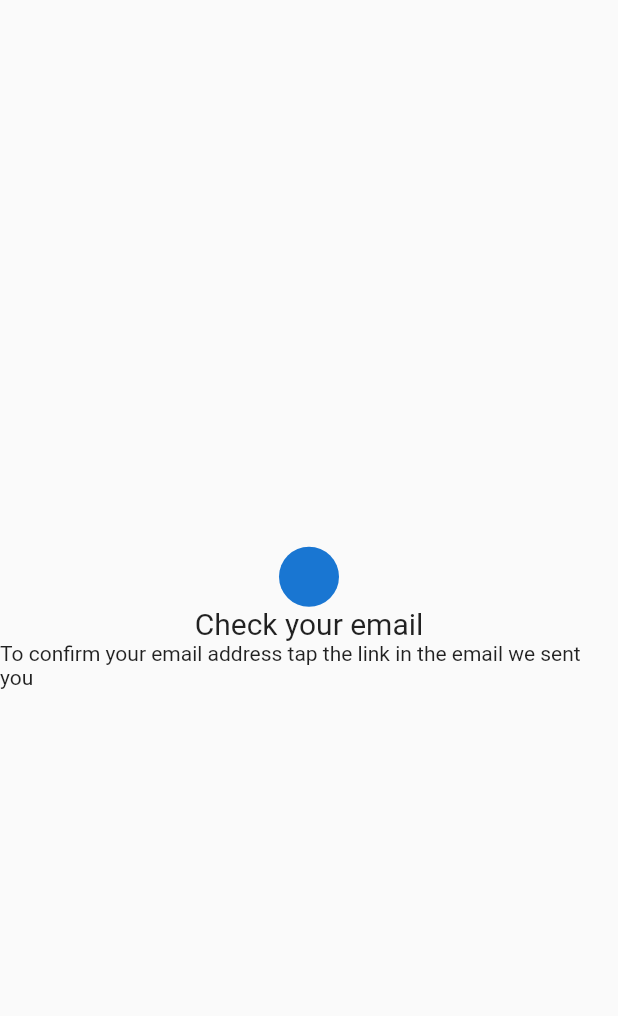
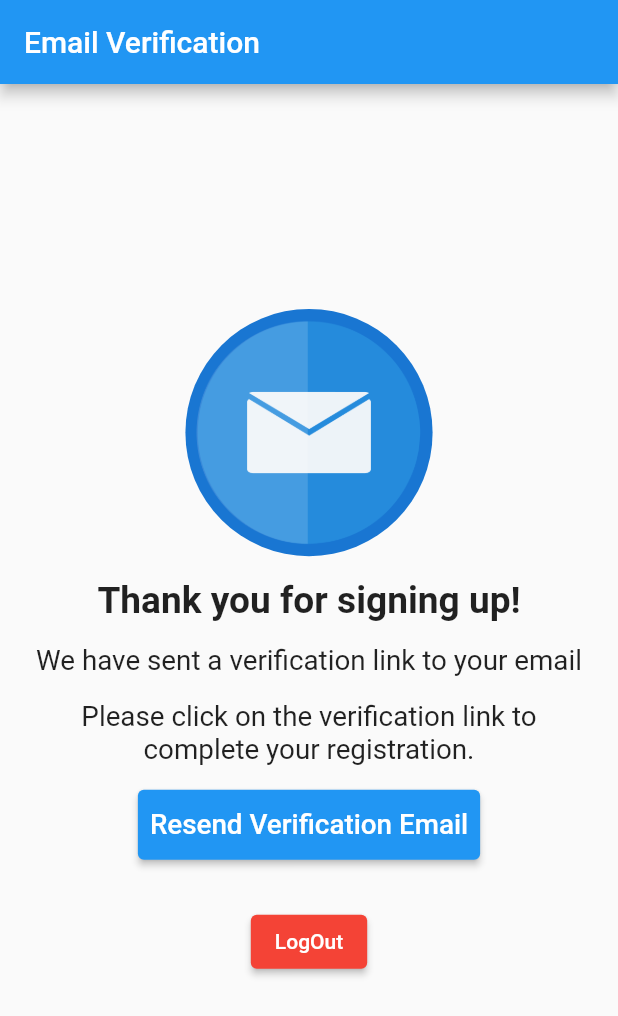
Before and after one commit to RohanSengupta326/BugTracker, a Flutter app: what emailVerificatonPage() shows on an empty page, opened directly, on a phone screen of 412 x 824 dp. Shown: the top 1016 px of the screen. Run offline on Flutter 3.47's test engine with Material 2 defaults, Android fonts, the phone set to English and light mode, and no system bars; our stand-ins replace cloud_firestore, device_preview, firebase_auth, firebase_core, firebase_storage, font_awesome_flutter and 4 more; missing offline and left inert: android_intent_plus, device_apps; accounts and stored records are empty.

Commit message:
email verification : done

```diff
--- a/lib/views/pages/homepage/homepage.dart
+++ b/lib/views/pages/homepage/homepage.dart
@@ -1,3 +1,6 @@
+import 'dart:async';
+import 'dart:developer';
+
 import 'package:bug_tracker/consts/const_colors/constColors.dart';
 import 'package:bug_tracker/consts/const_values/ConstValues.dart';
 import 'package:bug_tracker/controllers/authUserController/authUserController.dart';
@@ -8,9 +11,12 @@ import 'package:bug_tracker/utils/appdrawer/appdrawer.dart';
 import 'package:bug_tracker/utils/project_list_viewer/project_list_viewer.dart';
 import 'package:bug_tracker/views/dialogs/dialogs.dart';
 import 'package:bug_tracker/views/pages/NewProjectForm/newProjectFormPage.dart';
+import 'package:firebase_auth/firebase_auth.dart';
 
 import 'package:flutter/material.dart';
 import 'package:get/get.dart';
+
+double responsiveFontSize = Get.width * 0.04;
 
 class HomePage extends StatefulWidget {
   @override
@@ -21,6 +27,7 @@ class _HomePageState extends State<HomePage> {
   final projectController = Get.put(ProjectsController());
   final fetchAllUserController = Get.put(AuthUserController());
   RxBool isEmailVerified = false.obs;
+  Timer? timer;
 
   Future<void> fetchDetails() async {
     projectController.fetchProject();
@@ -30,13 +37,42 @@ class _HomePageState extends State<HomePage> {
 
   @override
   void initState() {
+    isEmailVerified.value = FirebaseAuth.instance.currentUser!.emailVerified;
+    log(isEmailVerified.value.toString());
+
+    if (!isEmailVerified.value) {
+      fetchAllUserController.sendVerificationMail().catchError((error) {
+        Get.snackbar('Oops!', error, duration: Duration(seconds: 3));
+      });
+
+      timer = Timer.periodic(
+        Duration(seconds: 3),
+        (timer) async {
+          isEmailVerified.value =
+              await fetchAllUserController.checkEmailVerified();
+          if (isEmailVerified.value) timer.cancel();
+        },
+      );
+    }
+
     fetchDetails();
     super.initState();
   }
 
   @override
+  void dispose() {
+    timer?.cancel();
+
+    super.dispose();
+  }
+
+  @override
   Widget build(BuildContext context) {
-    return /* !isEmailVerified.value ? emailVerificatonPage() :  */ homePage();
+    return Obx(() {
+      return !isEmailVerified.value
+          ? emailVerificatonPage(fetchAllUserController)
+          : homePage();
+    });
   }
 
   Scaffold homePage() {
@@ -118,24 +154,75 @@ class _HomePageState extends State<HomePage> {
   }
 }
 
-Scaffold emailVerificatonPage() {
+Scaffold emailVerificatonPage(AuthUserController fetchAllUserController) {
+  final screenWidth = Get.width;
+  final avatarSize = screenWidth * 0.4;
+
   return Scaffold(
-    body: Center(
+    appBar: AppBar(
+      title: Text('Email Verification'),
+    ),
+    body: SingleChildScrollView(
+      child: Padding(
+        padding: EdgeInsets.symmetric(
+          horizontal: screenWidth * 0.05,
+          vertical: 150,
+        ),
         child: Column(
-        mainAxisSize: MainAxisSize.min,
           mainAxisAlignment: MainAxisAlignment.center,
+          crossAxisAlignment: CrossAxisAlignment.center,
           children: [
-          CircleAvatar(),
+            CircleAvatar(
+              radius: avatarSize / 2,
+              backgroundImage: const AssetImage(
+                  'assets/images/email.png'), // Replace with your image
+            ),
+            SizedBox(height: 15),
             Text(
-            'Check your email',
-            style: TextStyle(fontSize: 20),
+              'Thank you for signing up!',
+              style: TextStyle(
+                fontSize: screenWidth * 0.06,
+                fontWeight: FontWeight.bold,
               ),
+              textAlign: TextAlign.center,
+            ),
+            SizedBox(height: 15),
             Text(
-            Dialogs.VERIFY_EMAIL_MESSAGE,
-            style: Get.textTheme.bodyMedium,
+              'We have sent a verification link to your email',
+              style: TextStyle(fontSize: screenWidth * 0.045),
+              textAlign: TextAlign.center,
+            ),
+            SizedBox(height: 15),
+            Text(
+              'Please click on the verification link to complete your registration.',
+              style: TextStyle(fontSize: screenWidth * 0.045),
+              textAlign: TextAlign.center,
+            ),
+            SizedBox(height: 15),
+            ElevatedButton(
+              onPressed: () {}, // Replace with your verification link function
+              child: Text(
+                'Resend Verification Email',
+                style: TextStyle(fontSize: screenWidth * 0.045),
+              ),
+              style: ElevatedButton.styleFrom(
+                padding: EdgeInsets.symmetric(
+                  horizontal: 8,
+                  vertical: screenWidth * 0.03,
+                ),
+              ),
+            ),
+            SizedBox(height: 30),
+            ElevatedButton(
+              style: const ButtonStyle(
+                  backgroundColor:
+                      MaterialStatePropertyAll(ConstColors.ERROR_COLOR)),
+              onPressed: () => fetchAllUserController.logOut(),
+              child: Text('LogOut'),
             ),
           ],
         ),
       ),
+    ),
   );
 }
--- a/pubspec.yaml
+++ b/pubspec.yaml
@@ -77,6 +77,7 @@ flutter:
   assets:
     - assets/images/userdp.jpg
     - assets/images/google_sign_in.png
+    - assets/images/email.png
   #   - images/a_dot_ham.jpeg
 
   # An image asset can refer to one or more resolution-specific "variants", see
```
Also changed, not shown: lib/controllers/authUserController/authUserController.dart (+15 -0 lines), assets/images/email.png (added). Lines whose indentation alone changed are shown as unchanged.
